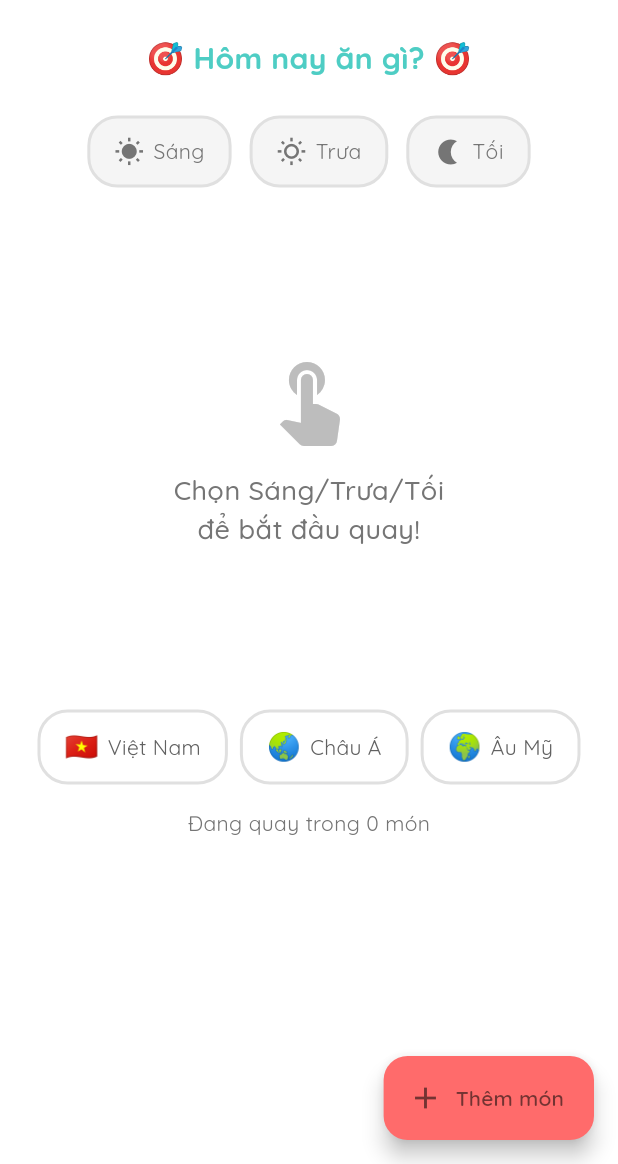
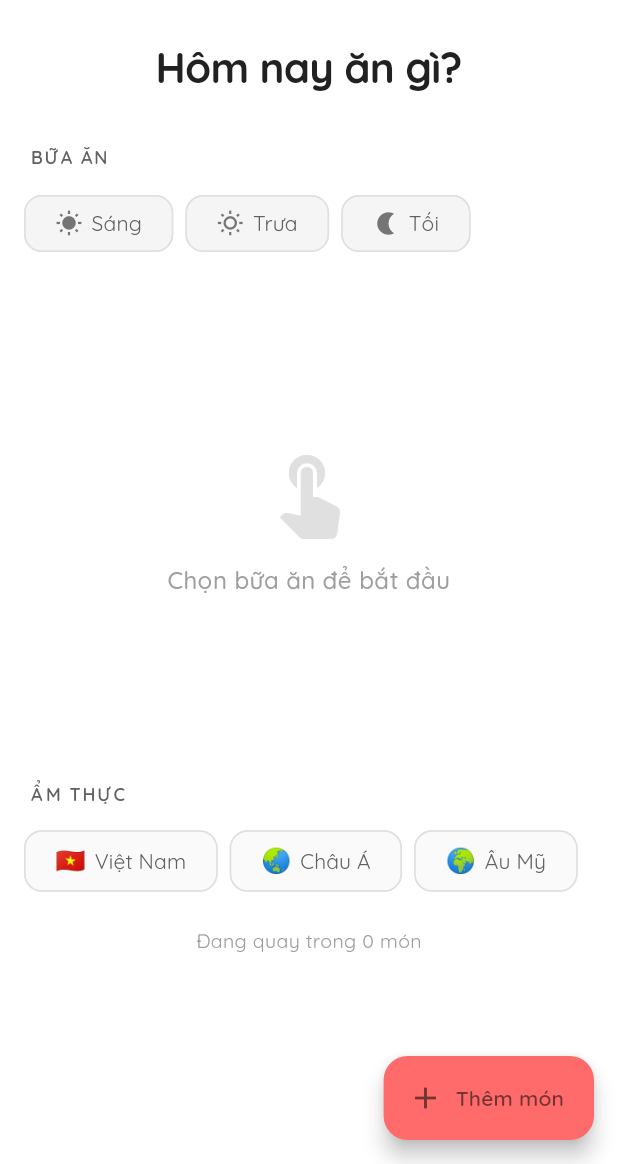
Before and after one commit to nhoton2004/Today-sEats, a Flutter app: the SpinHomeScreen screen opened directly, on a phone screen of 412 x 824 dp, the part 72-1236 px from its top. Run offline on Flutter 3.47's test engine with Material 3 defaults, Android fonts, the phone set to English and light mode, and no system bars; our stand-ins replace confetti, connectivity_plus, firebase_auth, firebase_core, flutter_fortune_wheel, google_fonts and 4 more; accounts and stored records are empty; generated files the repository leaves out were written again; network calls fail.

Commit message:
Triển khai chức năng mục yêu thích của người dùng và cải thiện giao diện người dùng khi lựa chọn món ăn và ẩm thực bằng các chip Flutter.

```diff
--- a/lib/common_widgets/cuisine_chips.dart
+++ b/lib/common_widgets/cuisine_chips.dart
@@ -12,28 +12,44 @@ class CuisineChips extends StatelessWidget {
 
   @override
   Widget build(BuildContext context) {
-    return Wrap(
+    return Column(
+      crossAxisAlignment: CrossAxisAlignment.start,
+      children: [
+        // Label nhóm
+        Padding(
+          padding: const EdgeInsets.only(left: 4, bottom: 12),
+          child: Text(
+            'ẨM THỰC',
+            style: TextStyle(
+              fontSize: 12,
+              fontWeight: FontWeight.w600,
+              letterSpacing: 1.2,
+              color: Colors.grey[700],
+            ),
+          ),
+        ),
+
+        // Chips
+        Wrap(
           spacing: 8,
           runSpacing: 8,
-      alignment: WrapAlignment.center,
           children: [
             _buildCuisineChip(
               emoji: '🇻🇳',
               label: 'Việt Nam',
               value: 'vietnamese',
-          isSelected: selectedCuisine == 'vietnamese',
             ),
             _buildCuisineChip(
               emoji: '🌏',
               label: 'Châu Á',
               value: 'asian',
-          isSelected: selectedCuisine == 'asian',
             ),
             _buildCuisineChip(
               emoji: '🌍',
               label: 'Âu Mỹ',
               value: 'western',
-          isSelected: selectedCuisine == 'western',
+            ),
+          ],
         ),
       ],
     );
@@ -43,47 +59,36 @@ class CuisineChips extends StatelessWidget {
     required String emoji,
     required String label,
     required String value,
-    required bool isSelected,
   }) {
-    return GestureDetector(
-      onTap: () => onCuisineChanged(isSelected ? null : value),
-      child: Container(
-        padding: const EdgeInsets.symmetric(horizontal: 16, vertical: 10),
-        decoration: BoxDecoration(
-          color: isSelected
-              ? const Color(0xFFFF6B6B).withOpacity(0.2)
-              : Colors.white,
-          borderRadius: BorderRadius.circular(20),
-          border: Border.all(
-            color: isSelected ? const Color(0xFFFF6B6B) : Colors.grey[300]!,
-            width: 2,
-          ),
-          boxShadow: isSelected
-              ? [
-                  BoxShadow(
-                    color: const Color(0xFFFF6B6B).withOpacity(0.3),
-                    blurRadius: 8,
-                    offset: const Offset(0, 2),
-                  ),
-                ]
-              : null,
-        ),
-        child: Row(
+    final isSelected = selectedCuisine == value;
+
+    return FilterChip(
+      label: Row(
         mainAxisSize: MainAxisSize.min,
         children: [
-            Text(emoji, style: const TextStyle(fontSize: 18)),
+          Text(emoji, style: const TextStyle(fontSize: 16)),
           const SizedBox(width: 6),
-            Text(
-              label,
-              style: TextStyle(
+          Text(label),
+        ],
+      ),
+      selected: isSelected,
+      onSelected: (selected) {
+        onCuisineChanged(selected ? value : null);
+      },
+      selectedColor: const Color(0xFFFF6B6B).withOpacity(0.15),
+      backgroundColor: Colors.grey[50],
+      labelStyle: TextStyle(
         fontSize: 14,
-                fontWeight: isSelected ? FontWeight.bold : FontWeight.normal,
+        fontWeight: isSelected ? FontWeight.w600 : FontWeight.normal,
         color: isSelected ? const Color(0xFFFF6B6B) : Colors.grey[700],
       ),
+      side: BorderSide(
+        color: isSelected ? const Color(0xFFFF6B6B) : Colors.grey[300]!,
+        width: isSelected ? 1.5 : 1,
       ),
-          ],
-        ),
-      ),
+      padding: const EdgeInsets.symmetric(horizontal: 12, vertical: 8),
+      elevation: 0,
+      pressElevation: 0,
     );
   }
 }
--- a/lib/common_widgets/meal_time_selector.dart
+++ b/lib/common_widgets/meal_time_selector.dart
@@ -12,72 +12,87 @@ class MealTimeSelector extends StatelessWidget {
 
   @override
   Widget build(BuildContext context) {
-    return Row(
-      mainAxisAlignment: MainAxisAlignment.center,
+    return Column(
+      crossAxisAlignment: CrossAxisAlignment.start,
       children: [
-        _buildMealTimeButton(
+        // Label nhóm
+        Padding(
+          padding: const EdgeInsets.only(left: 4, bottom: 12),
+          child: Text(
+            'BỮA ĂN',
+            style: TextStyle(
+              fontSize: 12,
+              fontWeight: FontWeight.w600,
+              letterSpacing: 1.2,
+              color: Colors.grey[700],
+            ),
+          ),
+        ),
+
+        // Chips
+        Wrap(
+          spacing: 8,
+          runSpacing: 8,
+          children: [
+            _buildMealChip(
               icon: Icons.wb_sunny,
               label: 'Sáng',
               value: 'breakfast',
-          isSelected: selectedMealTime == 'breakfast',
             ),
-        const SizedBox(width: 12),
-        _buildMealTimeButton(
+            _buildMealChip(
               icon: Icons.wb_sunny_outlined,
               label: 'Trưa',
               value: 'lunch',
-          isSelected: selectedMealTime == 'lunch',
             ),
-        const SizedBox(width: 12),
-        _buildMealTimeButton(
+            _buildMealChip(
               icon: Icons.nightlight,
               label: 'Tối',
               value: 'dinner',
-          isSelected: selectedMealTime == 'dinner',
+            ),
+          ],
         ),
       ],
     );
   }
 
-  Widget _buildMealTimeButton({
+  Widget _buildMealChip({
     required IconData icon,
     required String label,
     required String value,
-    required bool isSelected,
   }) {
-    return GestureDetector(
-      onTap: () => onMealTimeChanged(isSelected ? null : value),
-      child: Container(
-        padding: const EdgeInsets.symmetric(horizontal: 16, vertical: 12),
-        decoration: BoxDecoration(
-          color: isSelected
-              ? const Color(0xFF4ECDC4).withOpacity(0.2)
-              : Colors.grey[100],
-          borderRadius: BorderRadius.circular(20),
-          border: Border.all(
-            color: isSelected ? const Color(0xFF4ECDC4) : Colors.grey[300]!,
-            width: 2,
-          ),
-        ),
-        child: Row(
+    final isSelected = selectedMealTime == value;
+
+    return ChoiceChip(
+      label: Row(
+        mainAxisSize: MainAxisSize.min,
         children: [
           Icon(
             icon,
-              size: 20,
-              color: isSelected ? const Color(0xFF4ECDC4) : Colors.grey[600],
+            size: 18,
+            color: isSelected ? const Color(0xFFFF6B6B) : Colors.grey[600],
           ),
           const SizedBox(width: 6),
-            Text(
-              label,
-              style: TextStyle(
-                fontSize: 14,
-                fontWeight: isSelected ? FontWeight.bold : FontWeight.normal,
-                color: isSelected ? const Color(0xFF4ECDC4) : Colors.grey[600],
-              ),
-            ),
+          Text(label),
         ],
       ),
+      selected: isSelected,
+      onSelected: (selected) {
+        onMealTimeChanged(selected ? value : null);
+      },
+      selectedColor: const Color(0xFFFF6B6B).withOpacity(0.15),
+      backgroundColor: Colors.grey[100],
+      labelStyle: TextStyle(
+        fontSize: 14,
+        fontWeight: isSelected ? FontWeight.w600 : FontWeight.normal,
+        color: isSelected ? const Color(0xFFFF6B6B) : Colors.grey[700],
       ),
+      side: BorderSide(
+        color: isSelected ? const Color(0xFFFF6B6B) : Colors.grey[300]!,
+        width: isSelected ? 1.5 : 1,
+      ),
+      padding: const EdgeInsets.symmetric(horizontal: 12, vertical: 8),
+      elevation: 0,
+      pressElevation: 0,
     );
   }
 }
--- a/lib/features/home/spin_home_screen.dart
+++ b/lib/features/home/spin_home_screen.dart
@@ -316,19 +316,22 @@ class _SpinHomeScreenState extends State<SpinHomeScreen> {
                 physics: const AlwaysScrollableScrollPhysics(),
                 padding: const EdgeInsets.all(16),
                 child: Column(
-                  crossAxisAlignment: CrossAxisAlignment.center,
+                  crossAxisAlignment: CrossAxisAlignment.start,
                   children: [
-                    // Greeting text
-                    const Text(
-                      '🎯 Hôm nay ăn gì? 🎯',
-                      style: TextStyle(
-                        fontSize: 20,
-                        fontWeight: FontWeight.bold,
-                        color: Color(0xFF4ECDC4),
+                    // Tiêu đề chính
+                    Center(
+                      child: Text(
+                        'Hôm nay ăn gì?',
+                        style: TextStyle(
+                          fontSize: 28,
+                          fontWeight: FontWeight.w700,
+                          color: Colors.grey[900],
+                          letterSpacing: -0.5,
+                        ),
                       ),
                     ),
 
-                    const SizedBox(height: 24),
+                    const SizedBox(height: 32),
 
                     // Meal time selector
                     MealTimeSelector(
@@ -354,16 +357,16 @@ class _SpinHomeScreenState extends State<SpinHomeScreen> {
                                 Icon(
                                   Icons.touch_app,
                                   size: 64,
-                                  color: Colors.grey[400],
+                                  color: Colors.grey[300],
                                 ),
                                 const SizedBox(height: 16),
                                 Text(
-                                  'Chọn Sáng/Trưa/Tối\nđể bắt đầu quay!',
+                                  'Chọn bữa ăn để bắt đầu',
                                   textAlign: TextAlign.center,
                                   style: TextStyle(
-                                    fontSize: 18,
+                                    fontSize: 16,
                                     fontWeight: FontWeight.w500,
-                                    color: Colors.grey[600],
+                                    color: Colors.grey[500],
                                   ),
                                 ),
                               ],
@@ -389,16 +392,19 @@ class _SpinHomeScreenState extends State<SpinHomeScreen> {
                       },
                     ),
 
-                    const SizedBox(height: 16),
+                    const SizedBox(height: 20),
 
-                    // Dishes count text
-                    Text(
-                      _filteredDishes.isEmpty && (_selectedMealTime != null || _selectedCuisine != null)
-                          ? 'Dùng tất cả ${_allDishes.length} món'
-                          : 'Đang quay trong ${_filteredDishes.isEmpty ? _allDishes.length : _filteredDishes.length} món',
-                      style: TextStyle(
-                        fontSize: 14,
-                        color: Colors.grey[600],
+                    // Dishes count text (phụ, màu nhạt)
+                    Center(
+                      child: Text(
+                        _filteredDishes.isEmpty && (_selectedMealTime != null || _selectedCuisine != null)
+                            ? 'Dùng tất cả ${_allDishes.length} món'
+                            : 'Đang quay trong ${_filteredDishes.isEmpty ? _allDishes.length : _filteredDishes.length} món',
+                        style: TextStyle(
+                          fontSize: 13,
+                          color: Colors.grey[500],
+                          fontWeight: FontWeight.w400,
+                        ),
                       ),
                     ),
                   ],
```
Also changed, not shown: lib/core/services/api_service.dart (+20 -0 lines), lib/features/3_menu_management/menu_management_api_provider.dart (+25 -1 lines), lib/features/favorites/favorites_screen.dart (+171 -36 lines), 3 other files. Lines whose indentation alone changed are shown as unchanged.
